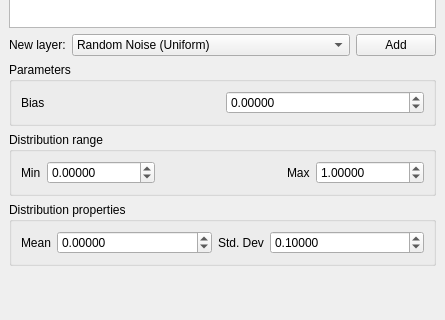
This is inputGen/ui/displacementfactory.ui in amonszpart/RAPter as Qt 5 draws it before an edit; both pictures show x 0 to 445 and y 193 to 513 of the 445 by 513 pixel window. The edited form follows.
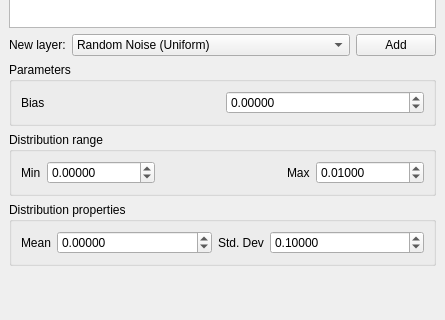
This is the edited form.

Patch:
```diff
--- a/inputGen/ui/displacementfactory.ui
+++ b/inputGen/ui/displacementfactory.ui
@@ -133,7 +133,7 @@
           <double>999999.000000000000000</double>
          </property>
          <property name="value">
-          <double>1.000000000000000</double>
+          <double>0.010000000000000</double>
          </property>
         </widget>
        </item>
```
Left out of the diff: 3 changed lines with no effect on the pictures.
